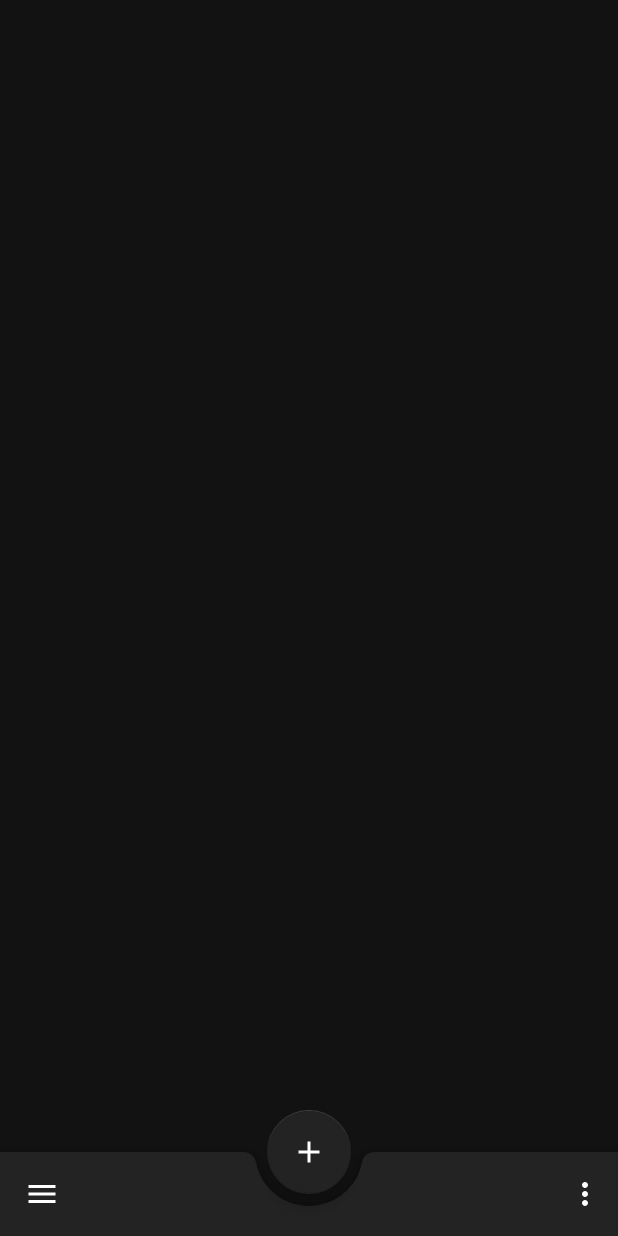
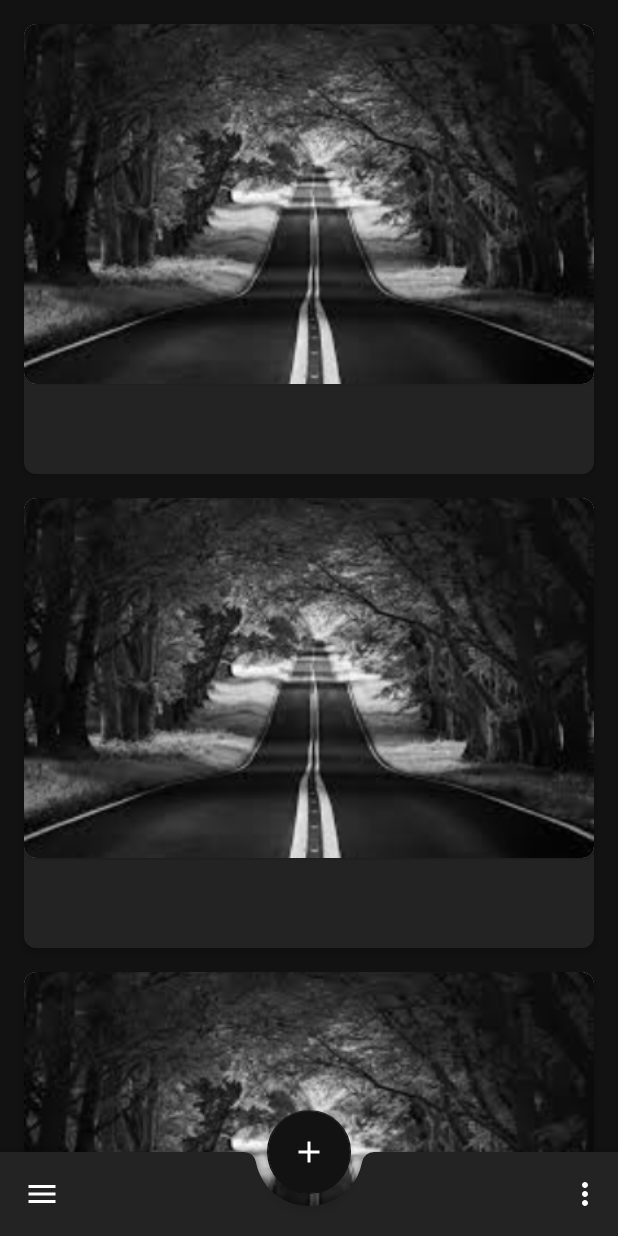
Before and after one commit to ibrahim-iqbal/Dark.Shot, an Android app: the layout activity_dashboard.xml on its own in the app's theme, with its tools: preview values and no code run, on a phone screen of 412 x 824 dp. Run offline under Robolectric (Android 15) with nearby library versions, the phone set to English and light mode, and no system bars; Roboto replaces fonts that are not available here.

Commit message:
Initial Commit

```diff
--- a/app/src/main/AndroidManifest.xml
+++ b/app/src/main/AndroidManifest.xml
@@ -9,8 +9,8 @@
         android:roundIcon="@drawable/logo"
         android:supportsRtl="true"
         android:theme="@style/Theme.DarkShot.Dark">
-        <activity android:name=".DashboardActivity"></activity>
-        <activity android:name=".Splash">
+        <activity android:name=".view.DashboardActivity" />
+        <activity android:name=".view.Splash">
             <intent-filter>
                 <action android:name="android.intent.action.MAIN" />
 
--- a/app/src/main/java/io/darkshot/app/DashboardActivity.java
+++ b/app/src/main/java/io/darkshot/app/view/DashboardActivity.java
@@ -1,8 +1,10 @@
-package io.darkshot.app;
+package io.darkshot.app.view;
 
 import android.os.Bundle;
 
 import androidx.appcompat.app.AppCompatActivity;
+
+import io.darkshot.app.R;
 
 public class DashboardActivity extends AppCompatActivity {
 
@@ -10,5 +12,6 @@ public class DashboardActivity extends AppCompatActivity {
 	protected void onCreate ( Bundle savedInstanceState ) {
 		super.onCreate ( savedInstanceState );
 		setContentView ( R.layout.activity_dashboard );
+
 	}
 }
--- a/app/src/main/java/io/darkshot/app/Splash.java
+++ b/app/src/main/java/io/darkshot/app/view/Splash.java
@@ -1,4 +1,4 @@
-package io.darkshot.app;
+package io.darkshot.app.view;
 
 import android.content.Intent;
 import android.os.Bundle;
@@ -7,6 +7,8 @@ import android.view.animation.AnticipateInterpolator;
 import android.widget.ImageView;
 
 import androidx.appcompat.app.AppCompatActivity;
+
+import io.darkshot.app.R;
 
 public class Splash extends AppCompatActivity {
 
--- /dev/null
+++ b/app/src/main/res/drawable/card_view.xml
@@ -0,0 +1,9 @@
+<?xml version="1.0" encoding="utf-8"?>
+<selector xmlns:android="http://schemas.android.com/apk/res/android">
+    <item>
+        <shape android:shape="rectangle">
+            <solid android:color="?attr/cardcolor" />
+            <corners android:radius="8dp" />
+        </shape>
+    </item>
+</selector>
--- a/app/src/main/res/layout/activity_dashboard.xml
+++ b/app/src/main/res/layout/activity_dashboard.xml
@@ -5,7 +5,13 @@
     android:layout_width="match_parent"
     android:layout_height="match_parent"
     android:background="?attr/backgroundcolor"
-    tools:context=".DashboardActivity">
+    tools:context=".view.DashboardActivity">
+
+    <androidx.recyclerview.widget.RecyclerView
+        android:layout_width="match_parent"
+        android:layout_height="match_parent"
+        android:layout_marginTop="8dp"
+        tools:listitem="@layout/custom_feed_item" />
 
     <com.google.android.material.bottomappbar.BottomAppBar
         android:id="@+id/bottomAppBar"
@@ -24,9 +30,10 @@
     <com.google.android.material.floatingactionbutton.FloatingActionButton
         android:layout_width="wrap_content"
         android:layout_height="wrap_content"
-        app:backgroundTint="?attr/cardcolor"
+        app:backgroundTint="?attr/backgroundcolor"
         app:layout_anchor="@id/bottomAppBar"
         app:srcCompat="@drawable/ic_add_24dp"
-        app:tint="?attr/tintcolor" />
+        app:tint="?attr/tintcolor"
+        tools:ignore="ContentDescription" />
 
 </androidx.coordinatorlayout.widget.CoordinatorLayout>
--- a/app/src/main/res/layout/activity_main.xml
+++ b/app/src/main/res/layout/activity_main.xml
@@ -5,7 +5,7 @@
     android:layout_width="match_parent"
     android:layout_height="match_parent"
     android:background="?attr/backgroundcolor"
-    tools:context=".Splash">
+    tools:context=".view.Splash">
 
     <LinearLayout
         android:layout_width="match_parent"
--- /dev/null
+++ b/app/src/main/res/layout/custom_feed_item.xml
@@ -0,0 +1,47 @@
+<?xml version="1.0" encoding="utf-8"?>
+<androidx.constraintlayout.widget.ConstraintLayout xmlns:android="http://schemas.android.com/apk/res/android"
+    xmlns:app="http://schemas.android.com/apk/res-auto"
+    android:layout_width="match_parent"
+    android:layout_height="300dp"
+    android:layout_marginLeft="16dp"
+    android:layout_marginTop="8dp"
+    android:layout_marginRight="16dp"
+    android:layout_marginBottom="8dp"
+    android:background="@drawable/card_view"
+    android:elevation="3dp">
+
+    <LinearLayout
+        android:layout_width="match_parent"
+        android:layout_height="match_parent"
+        android:orientation="vertical"
+        android:weightSum="1">
+
+        <com.google.android.material.card.MaterialCardView
+            android:layout_width="match_parent"
+            android:layout_height="0dp"
+            android:layout_margin="0dp"
+            android:layout_weight="0.8"
+            android:padding="0dp"
+            app:cardCornerRadius="8dp"
+            app:cardElevation="1dp"
+            app:cardUseCompatPadding="false">
+
+            <ImageView
+                android:layout_width="match_parent"
+                android:layout_height="match_parent"
+                android:scaleType="centerCrop"
+                android:src="@drawable/index" />
+
+        </com.google.android.material.card.MaterialCardView>
+
+        <LinearLayout
+            android:layout_width="match_parent"
+            android:layout_height="0dp"
+            android:layout_weight="0.2"
+            android:padding="8dp">
+
+        </LinearLayout>
+
+    </LinearLayout>
+
+</androidx.constraintlayout.widget.ConstraintLayout>
```
Also changed, not shown: app/src/main/res/drawable/images.jpg (added), app/src/main/res/drawable/index.jpg (added).
